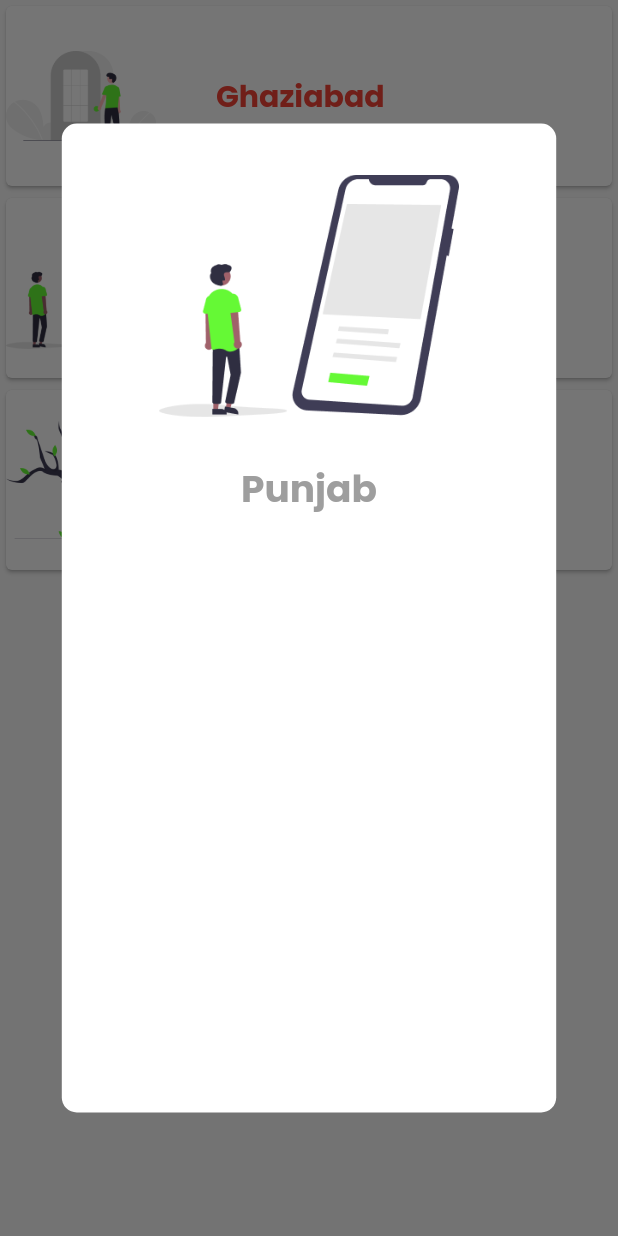
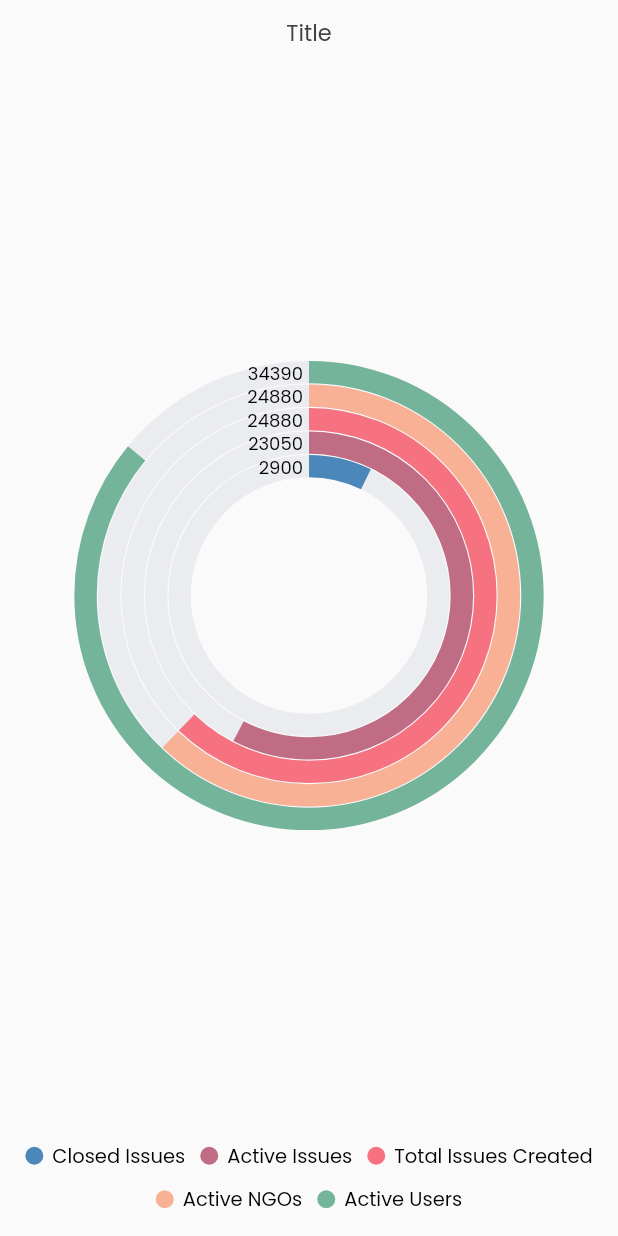
Before and after one commit to raghav1701/hack-fusion_android_hack21, a Flutter app: the Statistics screen opened directly, after a tap on "Punjab", on a phone screen of 412 x 824 dp. Run offline on Flutter 3.47's test engine with Material 2 defaults, Android fonts, the phone set to English and light mode, and no system bars; our stand-ins replace cached_network_image, cloud_firestore, cloud_functions, firebase_auth, firebase_core, firebase_storage and 11 more; accounts and stored records are empty.

Commit message:
Stats UI Added

```diff
--- a/social_media_app/lib/src/views/fragments/stats.dart
+++ b/social_media_app/lib/src/views/fragments/stats.dart
@@ -1,25 +1,53 @@
 import 'package:flutter/material.dart';
 import 'package:social_media_app/social_media.dart';
+import 'package:syncfusion_flutter_charts/charts.dart';
 
-class Statistics extends StatelessWidget {
-  var titleList = ["Ghaziabad", "Punjab", "Agra"];
-
-  var imageList = [
-    Assets.loginPageImage,
-    Assets.signupPageImage,
-    Assets.welcomePageImage,
-  ];
+// ignore: camel_case_types
+class Statistics extends StatefulWidget {
+  //const stats({Key? key}) : super(key: key);
 
   @override
+  _StatisticsState createState() => _StatisticsState();
+}
+
+var titleList = [
+  "Punjab",
+  "Ghaziabad",
+  "South Delhi",
+  "Moradabad",
+  "Allahabad",
+  "Lucknow",
+  "Pune",
+  "Mumbai",
+  "Himachal",
+  "Haryana"
+];
+var imageList = [
+  "images/login.png",
+  "images/login.png",
+  "images/login.png",
+  "images/login.png",
+  "images/login.png",
+  "images/login.png",
+  "images/login.png",
+  "images/login.png",
+  "images/login.png",
+  "images/login.png"
+];
+
+// ignore: camel_case_types
+class _StatisticsState extends State<Statistics> {
+  @override
   Widget build(BuildContext context) {
-    return Container(
-      child: ListView.builder(
+    return Scaffold(
+      body: ListView.builder(
         itemCount: titleList.length,
         itemBuilder: (context, index) {
           return GestureDetector(
-            onTap: () {
-              showDialogFunc(context, imageList[index], titleList[index]);
-            },
+            onTap: () => Navigator.of(context)
+                .push(MaterialPageRoute(builder: (context) {
+              return GraphPlot();
+            })),
             child: Card(
               child: Row(
                 children: <Widget>[
@@ -52,53 +80,59 @@
       ),
     );
   }
+}
 
-  showDialogFunc(context, img, title) {
-    return showDialog(
-      context: context,
-      builder: (context) {
-        return Center(
-          child: Material(
-            type: MaterialType.transparency,
-            child: Container(
-              decoration: BoxDecoration(
-                borderRadius: BorderRadius.circular(10),
-                color: Colors.white,
-              ),
-              padding: EdgeInsets.all(15),
-              width: MediaQuery.of(context).size.width * 0.8,
-              height: MediaQuery.of(context).size.height * 0.8,
-              child: Column(
-                crossAxisAlignment: CrossAxisAlignment.center,
-                children: <Widget>[
-                  ClipRRect(
-                    borderRadius: BorderRadius.circular(5),
-                    child: Image.asset(
-                      img,
-                      width: 200,
-                      height: 200,
-                    ),
-                  ),
-                  SizedBox(
-                    height: 10,
-                  ),
-                  Text(
-                    title,
-                    style: TextStyle(
-                      fontSize: 25,
-                      color: Colors.grey,
-                      fontWeight: FontWeight.bold,
-                    ),
-                  ),
-                  SizedBox(
-                    height: 10,
-                  ),
-                ],
-              ),
-            ),
-          ),
-        );
-      },
-    );
+class GraphPlot extends StatefulWidget {
+  @override
+  _GraphPlotState createState() => _GraphPlotState();
+}
+
+class _GraphPlotState extends State<GraphPlot> {
+  List<GraphData> _chartData;
+  TooltipBehavior _tooltipBehavior;
+
+  @override
+  void initState() {
+    _chartData = getChartData();
+    _tooltipBehavior = TooltipBehavior(enable: true);
+    super.initState();
+  }
+
+  @override
+  Widget build(BuildContext context) {
+    return SafeArea(
+        child: Scaffold(
+            body: SfCircularChart(
+      title: ChartTitle(text: 'Title'),
+      legend:
+          Legend(isVisible: true, overflowMode: LegendItemOverflowMode.wrap),
+      tooltipBehavior: _tooltipBehavior,
+      series: <CircularSeries>[
+        RadialBarSeries<GraphData, String>(
+            dataSource: _chartData,
+            xValueMapper: (GraphData data, _) => data.graphFactors,
+            yValueMapper: (GraphData data, _) => data.graphValue,
+            dataLabelSettings: DataLabelSettings(isVisible: true),
+            enableTooltip: true,
+            maximumValue: 40000)
+      ],
+    )));
+  }
+
+  List<GraphData> getChartData() {
+    final List<GraphData> chartData = [
+      GraphData('Closed Issues', 2900),
+      GraphData('Active Issues', 23050),
+      GraphData('Total Issues Created', 24880),
+      GraphData('Active NGOs', 24880),
+      GraphData('Active Users', 34390),
+    ];
+    return chartData;
   }
 }
+
+class GraphData {
+  GraphData(this.graphFactors, this.graphValue);
+  final String graphFactors;
+  final int graphValue;
+}
--- a/social_media_app/pubspec.yaml
+++ b/social_media_app/pubspec.yaml
@@ -28,7 +28,7 @@
   image_picker: ^0.8.1+1
   path_provider: ^2.0.2
   url_launcher: ^6.0.7
-
+  syncfusion_flutter_charts: ^19.1.56
 dev_dependencies:
   flutter_test:
     sdk: flutter
```
Also changed, not shown: social_media_app/lib/src/views/profile/profile.dart (+12 -9 lines), social_media_app/pubspec.lock, 3 other files.
